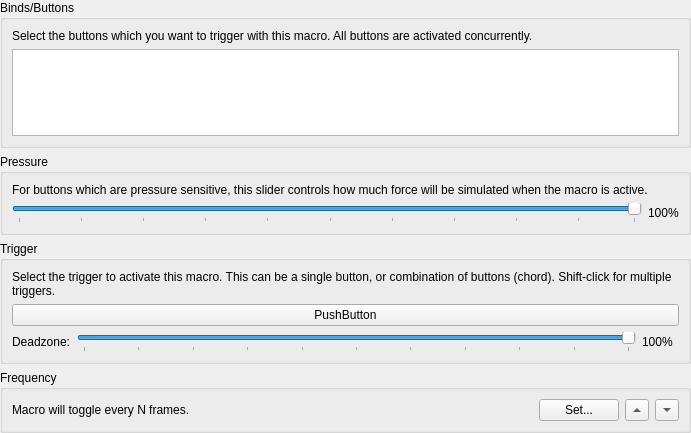
PCSX2/pcsx2, file pcsx2-qt/Settings/ControllerMacroEditWidget.ui: the form before one commit.
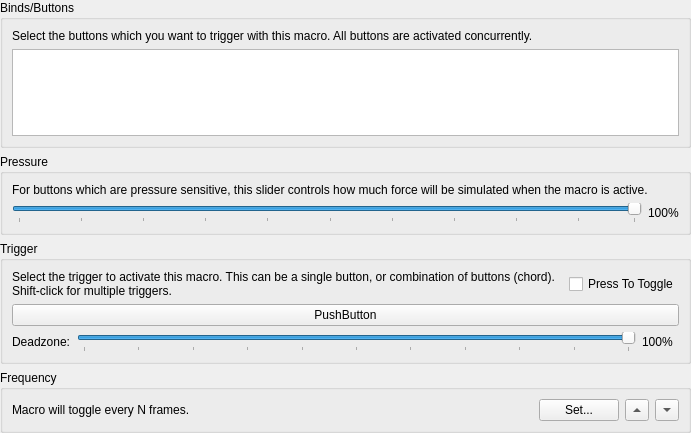
The form after the commit. Custom widgets are drawn as their Qt base class.

Commit message:
InputManager: Add push to toggle for macros
Backport of https://github.com/stenzek/duckstation/commit/f0a4ceb909adee07501c48adb631a5d3f02f1f6f

Patch:
```diff
--- a/pcsx2-qt/Settings/ControllerMacroEditWidget.ui
+++ b/pcsx2-qt/Settings/ControllerMacroEditWidget.ui
@@ -10,7 +10,7 @@
     <height>433</height>
    </rect>
   </property>
-  <layout class="QVBoxLayout" name="verticalLayout">
+  <layout class="QVBoxLayout" name="verticalLayout" stretch="1,0,0">
    <property name="leftMargin">
     <number>0</number>
    </property>
@@ -104,6 +104,8 @@
      </property>
      <layout class="QGridLayout" name="gridLayout">
       <item row="0" column="0" colspan="2">
+       <layout class="QHBoxLayout" name="horizontalLayout_5" stretch="1,0">
+        <item>
        <widget class="QLabel" name="label">
         <property name="text">
          <string>Select the trigger to activate this macro. This can be a single button, or combination of buttons (chord). Shift-click for multiple triggers.</string>
@@ -116,6 +118,15 @@
         </property>
        </widget>
       </item>
+        <item>
+		 <widget class="QCheckBox" name="triggerToggle">
+          <property name="text">
+           <string>Press To Toggle</string>
+          </property>
+         </widget>
+        </item>
+       </layout>
+      </item>
       <item row="1" column="0" colspan="2">
        <widget class="InputBindingWidget" name="trigger">
         <property name="text">
@@ -219,19 +230,6 @@
      </layout>
     </widget>
    </item>
-   <item>
-    <spacer name="verticalSpacer">
-     <property name="orientation">
-      <enum>Qt::Vertical</enum>
-     </property>
-     <property name="sizeHint" stdset="0">
-      <size>
-       <width>20</width>
-       <height>40</height>
-      </size>
-     </property>
-    </spacer>
-   </item>
   </layout>
  </widget>
  <customwidgets>
```
Lines whose indentation alone changed are shown as unchanged. The commit also changes 4 other files.
